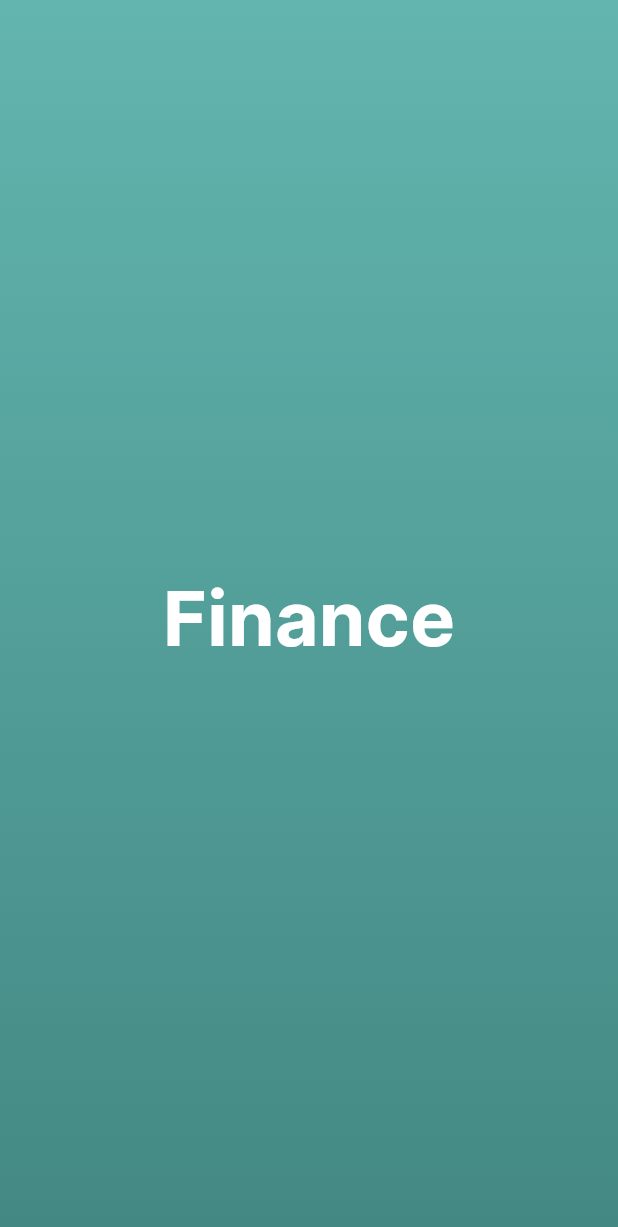
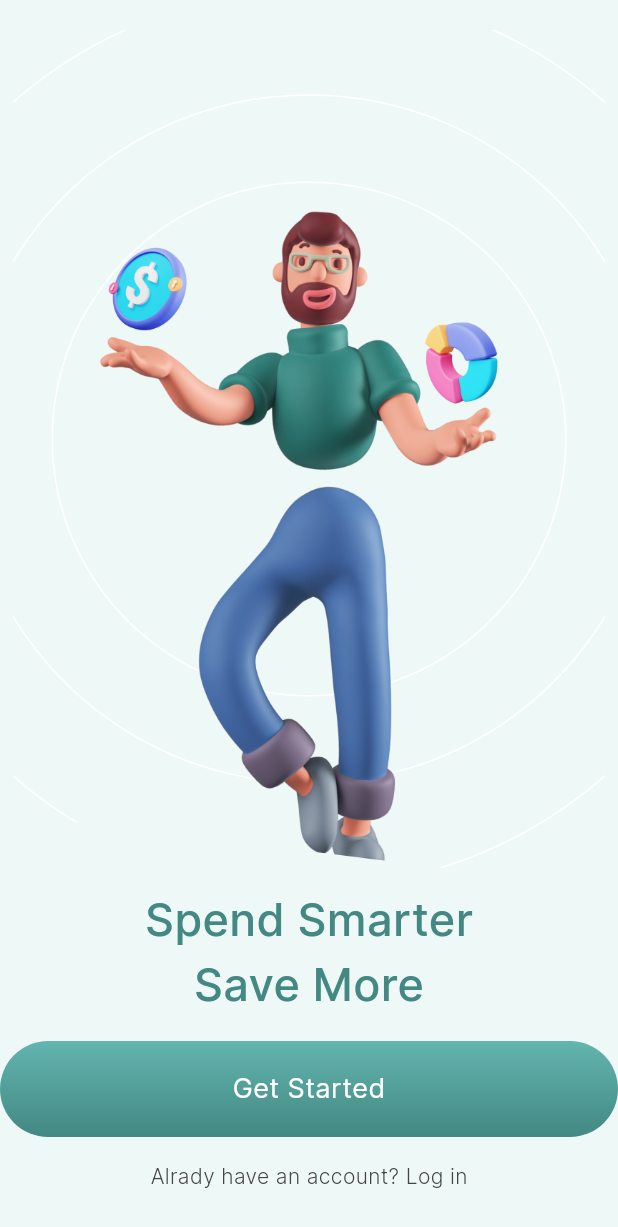
Before and after one commit to sales-gb/finance_app, a Flutter app: the screen it shows after launch, on a phone screen of 412 x 824 dp. Shown: the top 1227 px of the screen. Run offline on Flutter 3.47's test engine with Material 3 defaults, Android fonts, the phone set to English and light mode, and no system bars.

Commit message:
feat: - página de onboarding - adicionando mais fontes - alterando imagem de onboarding - adicao de mais estilos de texto - adicao de mais cores padrao

```diff
--- a/lib/common/constants/app_colors.dart
+++ b/lib/common/constants/app_colors.dart
@@ -4,6 +4,7 @@ class AppColors {
   AppColors._();
 
   static const Color white = Color(0xFFFFFFFF);
+  static const Color gray = Color(0xFF444444);
 
   static const Color greenLightOne = Color(0XFF63B5AF);
   static const Color greenLightTwo = Color(0XFF438883);
@@ -11,4 +12,5 @@ class AppColors {
     Color(0XFF63B5AF),
     Color(0XFF438883),
   ];
+  static const Color iceWhite = Color(0xFFEEF8F7);
 }
--- a/lib/common/constants/app_text_styles.dart
+++ b/lib/common/constants/app_text_styles.dart
@@ -8,4 +8,22 @@ class AppTextStyles {
     fontSize: 50.0,
     fontWeight: FontWeight.w700,
   );
+
+  static const TextStyle mediumText = TextStyle(
+    fontFamily: 'Inter',
+    fontSize: 30.0,
+    fontWeight: FontWeight.w500,
+  );
+
+  static const TextStyle bodyText = TextStyle(
+    fontFamily: 'Inter',
+    fontSize: 18.0,
+    fontWeight: FontWeight.w400,
+  );
+
+  static const TextStyle smallText = TextStyle(
+    fontFamily: 'Inter',
+    fontSize: 14.0,
+    fontWeight: FontWeight.w300,
+  );
 }
--- /dev/null
+++ b/lib/features/onboarding/onboarding_page.dart
@@ -0,0 +1,106 @@
+import 'dart:ui';
+
+import 'package:finance_app/common/constants/app_colors.dart';
+import 'package:finance_app/common/constants/app_text_styles.dart';
+import 'package:flutter/material.dart';
+import 'package:flutter/rendering.dart';
+import 'package:flutter/widgets.dart';
+
+class OnboardingPage extends StatelessWidget {
+  const OnboardingPage({super.key});
+
+  @override
+  Widget build(BuildContext context) {
+    return Scaffold(
+      backgroundColor: AppColors.iceWhite,
+      body: Align(
+        child: Column(
+          children: [
+            const SizedBox(height: 20.0),
+            Expanded(
+              child: Container(
+                height: 100,
+                child: Image.asset('assets/images/man.png'),
+                color: AppColors.iceWhite,
+              ),
+            ),
+            Text(
+              'Spend Smarter',
+              style: AppTextStyles.mediumText
+                  .copyWith(color: AppColors.greenLightTwo),
+            ),
+            Text(
+              'Save More',
+              style: AppTextStyles.mediumText
+                  .copyWith(color: AppColors.greenLightTwo),
+            ),
+            const SizedBox(height: 16.0),
+            PrimaryButton(),
+            // Container(
+            //   alignment: Alignment.center,
+            //   height: 64.0,
+            //   decoration: const BoxDecoration(
+            //     borderRadius: BorderRadius.all(Radius.circular(38)),
+            //     gradient: LinearGradient(
+            //       begin: Alignment.topCenter,
+            //       end: Alignment.bottomCenter,
+            //       colors: AppColors.greenGradient,
+            //     ),
+            //   ),
+            //   child: Text(
+            //     'Get Started',
+            //     style: AppTextStyles.bodyText.copyWith(color: AppColors.white),
+            //   ),
+            // ),
+            const SizedBox(height: 16.0),
+            Text(
+              'Alrady have an account? Log in',
+              style: AppTextStyles.smallText.copyWith(color: AppColors.gray),
+            ),
+            const SizedBox(height: 30.0),
+          ],
+        ),
+      ),
+    );
+  }
+}
+
+class PrimaryButton extends StatelessWidget {
+  final VoidCallback? onTap;
+
+  const PrimaryButton({
+    super.key,
+    this.onTap,
+  });
+
+  @override
+  Widget build(BuildContext context) {
+    return Material(
+      borderRadius: const BorderRadius.all(Radius.circular(38)),
+      child: Ink(
+        decoration: const BoxDecoration(
+          borderRadius: const BorderRadius.all(Radius.circular(38)),
+          gradient: LinearGradient(
+              begin: Alignment.topCenter,
+              end: Alignment.bottomCenter,
+              colors: AppColors.greenGradient),
+        ),
+        child: InkWell(
+          borderRadius: const BorderRadius.all(Radius.circular(38.0)),
+          onTap: () {},
+          child: Container(
+            decoration: const BoxDecoration(
+              borderRadius: const BorderRadius.all(Radius.circular(38)),
+            ),
+            alignment: Alignment.center,
+            height: 64.0,
+            child: Text(
+              'Get Started',
+              style: AppTextStyles.bodyText.copyWith(color: AppColors.white),
+            ),
+          ),
+        ),
+      ),
+    );
+  }
+}
--- a/lib/main.dart
+++ b/lib/main.dart
@@ -1,4 +1,4 @@
-import 'package:finance_app/features/splash/splash_page.dart';
+import 'package:finance_app/features/onboarding/onboarding_page.dart';
 import 'package:flutter/material.dart';
 // import 'app_page.dart';
 
@@ -10,7 +10,7 @@ class MyApp extends StatelessWidget {
   @override
   Widget build(BuildContext context) {
     return MaterialApp(
-      home: SplashPage(),
+      home: OnboardingPage(),
     );
   }
 }
```
Also changed, not shown: pubspec.yaml (+9 -0 lines), assets/fonts/Inter-ExtraBold.ttf (added), assets/fonts/Inter-Light.ttf (added), assets/fonts/Inter-Medium.ttf (added), assets/fonts/Inter-SemiBold.ttf (added), assets/images/man.png, assets/images/man.svg (added).
